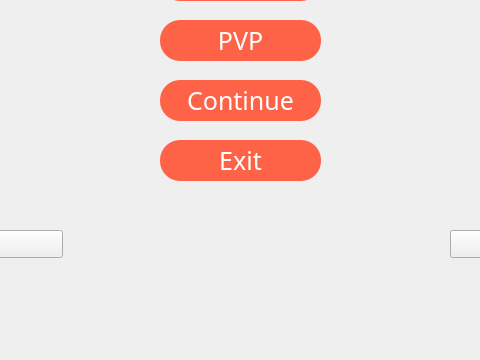
Qt form SnakeGame/mainwindow.ui (KendrickChou/SEP) before a commit; both pictures show x 150 to 630 and y 240 to 600 of the 800 by 600 pixel window.
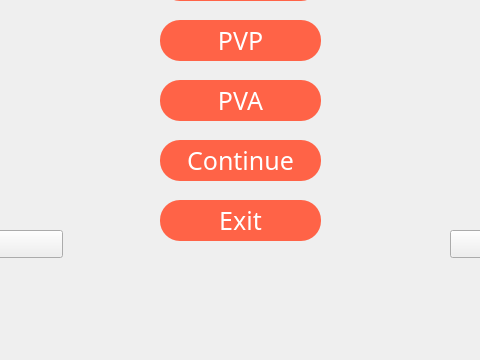
The same form after that commit.

Diff of the .ui file:
```diff
--- a/SnakeGame/mainwindow.ui
+++ b/SnakeGame/mainwindow.ui
@@ -39,7 +39,7 @@
     <property name="geometry">
      <rect>
       <x>310</x>
-      <y>320</y>
+      <y>380</y>
       <width>161</width>
       <height>41</height>
      </rect>
@@ -57,7 +57,7 @@
     <property name="geometry">
      <rect>
       <x>310</x>
-      <y>380</y>
+      <y>440</y>
       <width>161</width>
       <height>41</height>
      </rect>
@@ -141,6 +141,24 @@
      <string>PVP</string>
     </property>
    </widget>
+   <widget class="QPushButton" name="PVA_button">
+    <property name="geometry">
+     <rect>
+      <x>310</x>
+      <y>320</y>
+      <width>161</width>
+      <height>41</height>
+     </rect>
+    </property>
+    <property name="styleSheet">
+     <string notr="true">background-color:rgb(255,99,71);
+border-radius:20px;
+font-family: Microsoft YaHei;font-size: 25px; color:rgb(255,255,255)</string>
+    </property>
+    <property name="text">
+     <string>PVA</string>
+    </property>
+   </widget>
    <zorder>label</zorder>
    <zorder>gif</zorder>
    <zorder>Begin_button</zorder>
```
Left out of the diff: 1 changed line with no effect on the pictures.
